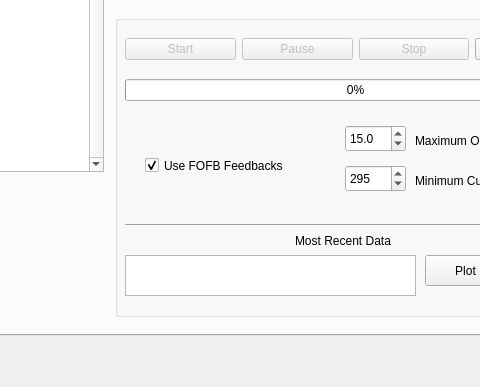
DiamondLightSource/dls-bba, file src/dls_bba/fbba_gui.ui: the form before one commit; both pictures show x 225 to 705 and y 385 to 772 of the 843 by 772 pixel window.
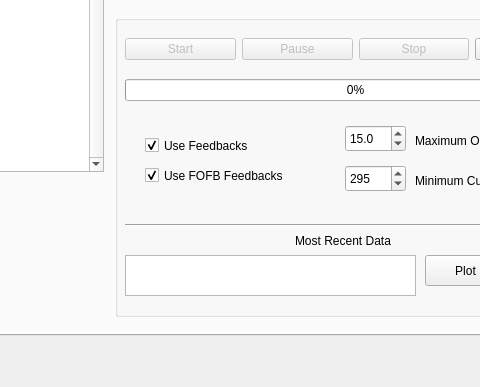
The form after the commit.

Patch:
```diff
--- a/src/dls_bba/fbba_gui.ui
+++ b/src/dls_bba/fbba_gui.ui
@@ -476,7 +476,7 @@
             <property name="geometry">
              <rect>
               <x>30</x>
-              <y>140</y>
+              <y>150</y>
               <width>191</width>
               <height>21</height>
              </rect>
@@ -626,6 +626,22 @@
              <enum>Qt::Horizontal</enum>
             </property>
            </widget>
+           <widget class="QCheckBox" name="config_use_feedbacks">
+            <property name="geometry">
+             <rect>
+              <x>30</x>
+              <y>120</y>
+              <width>191</width>
+              <height>21</height>
+             </rect>
+            </property>
+            <property name="text">
+             <string>Use Feedbacks</string>
+            </property>
+            <property name="checked">
+             <bool>true</bool>
+            </property>
+           </widget>
           </widget>
          </item>
          <item row="1" column="0">
```
